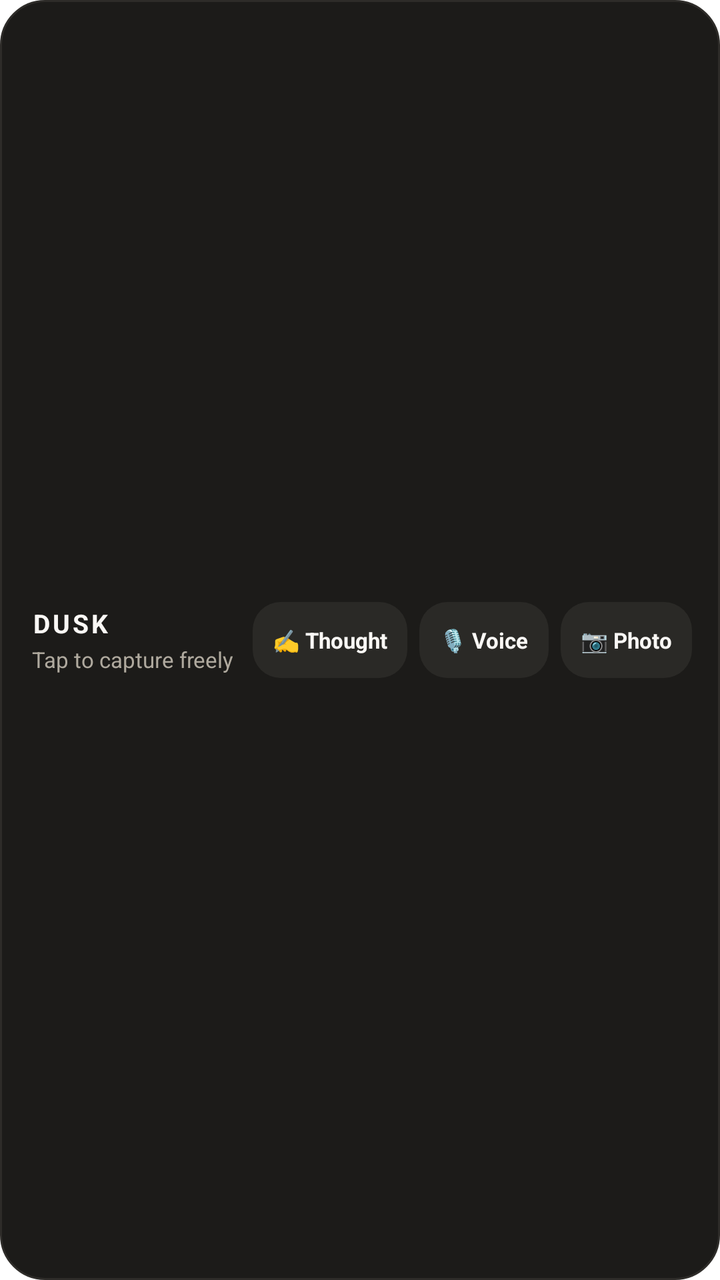
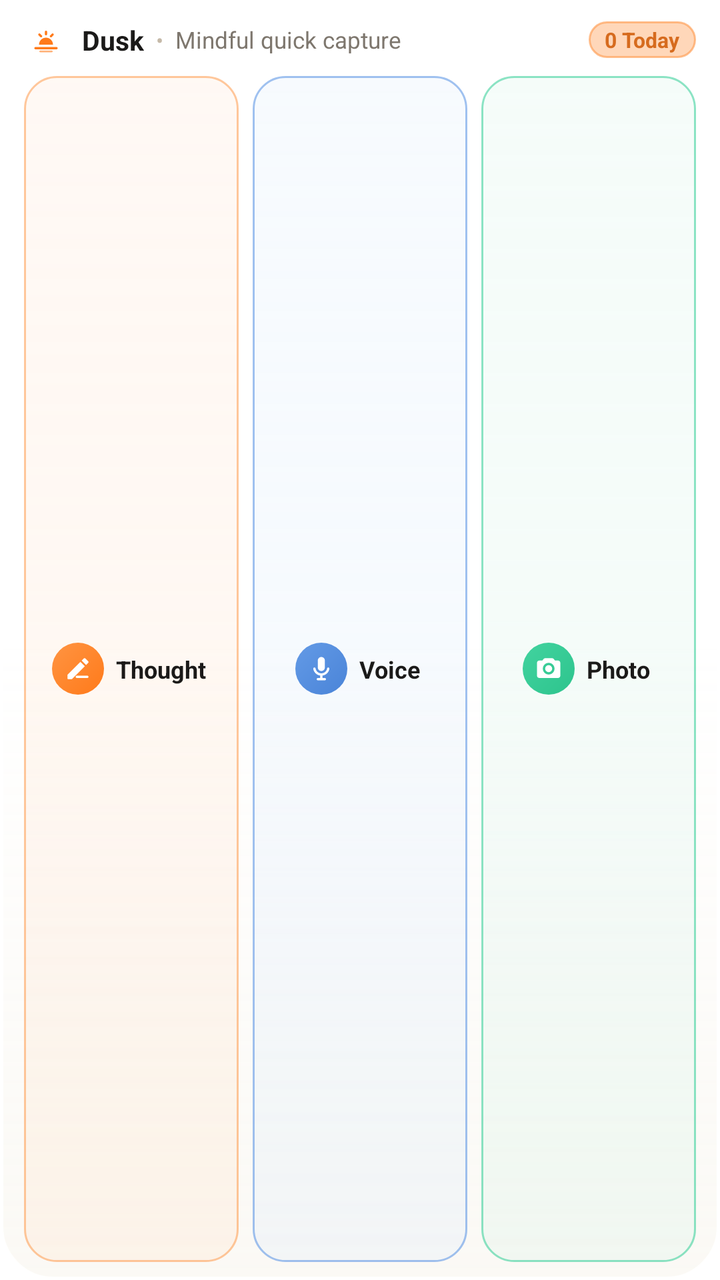

Compare the two renders of this Android layout. The source of the first and the diff that turns it into the second are given below.
<!-- AndroidManifest.xml: fallback theme Theme.MaterialComponents.DayNight.NoActionBar -->
<!-- res/layout/dusk_quick_capture_widget.xml -->
<?xml version="1.0" encoding="utf-8"?>
<LinearLayout xmlns:android="http://schemas.android.com/apk/res/android"
    android:id="@+id/widget_root"
    android:layout_width="match_parent"
    android:layout_height="match_parent"
    android:background="@drawable/widget_card_background"
    android:gravity="center_vertical"
    android:orientation="horizontal"
    android:paddingStart="16dp"
    android:paddingTop="10dp"
    android:paddingEnd="14dp"
    android:paddingBottom="10dp">

    
    <LinearLayout
        android:layout_width="0dp"
        android:layout_height="wrap_content"
        android:layout_weight="1"
        android:orientation="vertical">

        <TextView
            android:id="@+id/tv_widget_title"
            android:layout_width="wrap_content"
            android:layout_height="wrap_content"
            android:text="DUSK"
            android:textColor="#FAF8F5"
            android:textSize="13sp"
            android:textStyle="bold"
            android:letterSpacing="0.1" />

        <TextView
            android:id="@+id/tv_widget_cycle_status"
            android:layout_width="wrap_content"
            android:layout_height="wrap_content"
            android:layout_marginTop="2dp"
            android:ellipsize="end"
            android:maxLines="1"
            android:text="Tap to capture freely"
            android:textColor="#AFA99E"
            android:textSize="11sp" />
    </LinearLayout>

    
    <LinearLayout
        android:layout_width="wrap_content"
        android:layout_height="wrap_content"
        android:gravity="center_vertical"
        android:orientation="horizontal">

        
        <LinearLayout
            android:id="@+id/btn_widget_text"
            android:layout_width="wrap_content"
            android:layout_height="38dp"
            android:background="@drawable/widget_button_background"
            android:clickable="true"
            android:focusable="true"
            android:gravity="center"
            android:paddingStart="10dp"
            android:paddingEnd="10dp">

            <TextView
                android:layout_width="wrap_content"
                android:layout_height="wrap_content"
                android:text="✍️ Thought"
                android:textColor="#FAF8F5"
                android:textSize="11sp"
                android:textStyle="bold" />
        </LinearLayout>

        
        <LinearLayout
            android:id="@+id/btn_widget_voice"
            android:layout_width="wrap_content"
            android:layout_height="38dp"
            android:layout_marginStart="6dp"
            android:background="@drawable/widget_button_background"
            android:clickable="true"
            android:focusable="true"
            android:gravity="center"
            android:paddingStart="10dp"
            android:paddingEnd="10dp">

            <TextView
                android:layout_width="wrap_content"
                android:layout_height="wrap_content"
                android:text="🎙️ Voice"
                android:textColor="#FAF8F5"
                android:textSize="11sp"
                android:textStyle="bold" />
        </LinearLayout>

        
        <LinearLayout
            android:id="@+id/btn_widget_photo"
            android:layout_width="wrap_content"
            android:layout_height="38dp"
            android:layout_marginStart="6dp"
            android:background="@drawable/widget_button_background"
            android:clickable="true"
            android:focusable="true"
            android:gravity="center"
            android:paddingStart="10dp"
            android:paddingEnd="10dp">

            <TextView
                android:layout_width="wrap_content"
                android:layout_height="wrap_content"
                android:text="📷 Photo"
                android:textColor="#FAF8F5"
                android:textSize="11sp"
                android:textStyle="bold" />
        </LinearLayout>
    </LinearLayout>
</LinearLayout>
<!-- resources referenced by this layout -->
<resources>
  <!-- drawable widget_button_background (drawable) -->
  <?xml version="1.0" encoding="utf-8"?>
  <shape xmlns:android="http://schemas.android.com/apk/res/android"
      android:shape="rectangle">
      <solid android:color="#2A2926" />
      <corners android:radius="14dp" />
  </shape>
  <!-- drawable widget_card_background (drawable) -->
  <?xml version="1.0" encoding="utf-8"?>
  <shape xmlns:android="http://schemas.android.com/apk/res/android"
      android:shape="rectangle">
      <solid android:color="#1C1B19" />
      <corners android:radius="22dp" />
      <stroke
          android:width="1dp"
          android:color="#2E2C29" />
  </shape>
</resources>

<!-- the commit's change to res/layout/dusk_quick_capture_widget.xml (unified diff, before → after) -->
@@ -5,110 +5,223 @@
     android:layout_height="match_parent"
     android:background="@drawable/widget_card_background"
     android:gravity="center_vertical"
-    android:orientation="horizontal"
-    android:paddingStart="16dp"
-    android:paddingTop="10dp"
-    android:paddingEnd="14dp"
-    android:paddingBottom="10dp">
+    android:orientation="vertical"
+    android:paddingStart="12dp"
+    android:paddingTop="9dp"
+    android:paddingEnd="12dp"
+    android:paddingBottom="9dp">
 
     
     <LinearLayout
-        android:layout_width="0dp"
+        android:id="@+id/widget_header_row"
+        android:layout_width="match_parent"
         android:layout_height="wrap_content"
-        android:layout_weight="1"
-        android:orientation="vertical">
+        android:clickable="true"
+        android:focusable="true"
+        android:gravity="center_vertical"
+        android:orientation="horizontal">
+
+        <FrameLayout
+            android:layout_width="22dp"
+            android:layout_height="22dp"
+            android:background="@drawable/widget_brand_badge_bg">
+
+            <ImageView
+                android:layout_width="14dp"
+                android:layout_height="14dp"
+                android:layout_gravity="center"
+                android:contentDescription="Dusk"
+                android:src="@drawable/ic_widget_twilight" />
+        </FrameLayout>
 
         <TextView
             android:id="@+id/tv_widget_title"
             android:layout_width="wrap_content"
             android:layout_height="wrap_content"
-            android:text="DUSK"
-            android:textColor="#FAF8F5"
-            android:textSize="13sp"
-            android:textStyle="bold"
-            android:letterSpacing="0.1" />
+            android:layout_marginStart="7dp"
+            android:maxLines="1"
+            android:singleLine="true"
+            android:text="Dusk"
+            android:textColor="#1B1A19"
+            android:textSize="13.5sp"
+            android:textStyle="bold" />
+
+        <TextView
+            android:layout_width="wrap_content"
+            android:layout_height="wrap_content"
+            android:layout_marginStart="6dp"
+            android:layout_marginEnd="6dp"
+            android:maxLines="1"
+            android:singleLine="true"
+            android:text="•"
+            android:textColor="#C5B9A8"
+            android:textSize="11sp" />
 
         <TextView
             android:id="@+id/tv_widget_cycle_status"
+            android:layout_width="0dp"
+            android:layout_height="wrap_content"
+            android:layout_weight="1"
+            android:ellipsize="end"
+            android:maxLines="1"
+            android:singleLine="true"
+            android:text="Mindful quick capture"
+            android:textColor="#7E776E"
+            android:textSize="11.5sp" />
+
+        <TextView
+            android:id="@+id/tv_widget_today_badge"
             android:layout_width="wrap_content"
             android:layout_height="wrap_content"
-            android:layout_marginTop="2dp"
-            android:ellipsize="end"
-            android:maxLines="1"
-            android:text="Tap to capture freely"
-            android:textColor="#AFA99E"
-            android:textSize="11sp" />
+            android:layout_marginStart="6dp"
+            android:background="@drawable/widget_pill_peach_bg"
+            android:maxLines="1"
+            android:paddingStart="8dp"
+            android:paddingTop="2dp"
+            android:paddingEnd="8dp"
+            android:paddingBottom="2dp"
+            android:singleLine="true"
+            android:text="0 Today"
+            android:textColor="#D66B1E"
+            android:textSize="10.5sp"
+            android:textStyle="bold" />
     </LinearLayout>
 
     
     <LinearLayout
-        android:layout_width="wrap_content"
-        android:layout_height="wrap_content"
+        android:layout_width="match_parent"
+        android:layout_height="0dp"
+        android:layout_marginTop="7dp"
+        android:layout_weight="1"
         android:gravity="center_vertical"
+        android:minHeight="40dp"
         android:orientation="horizontal">
 
         
         <LinearLayout
             android:id="@+id/btn_widget_text"
-            android:layout_width="wrap_content"
-            android:layout_height="38dp"
-            android:background="@drawable/widget_button_background"
+            android:layout_width="0dp"
+            android:layout_height="match_parent"
+            android:layout_weight="1"
+            android:background="@drawable/widget_tile_thought_bg"
             android:clickable="true"
             android:focusable="true"
             android:gravity="center"
-            android:paddingStart="10dp"
-            android:paddingEnd="10dp">
+            android:minHeight="40dp"
+            android:orientation="horizontal"
+            android:paddingStart="6dp"
+            android:paddingEnd="8dp">
+
+            <FrameLayout
+                android:layout_width="26dp"
+                android:layout_height="26dp"
+                android:background="@drawable/widget_circle_thought_bg">
+
+                <ImageView
+                    android:layout_width="14dp"
+                    android:layout_height="14dp"
+                    android:layout_gravity="center"
+                    android:contentDescription="New Thought"
+                    android:src="@drawable/ic_widget_thought" />
+            </FrameLayout>
 
             <TextView
+                android:id="@+id/tv_btn_thought_label"
                 android:layout_width="wrap_content"
                 android:layout_height="wrap_content"
-                android:text="✍️ Thought"
-                android:textColor="#FAF8F5"
-                android:textSize="11sp"
+                android:layout_marginStart="6dp"
+                android:ellipsize="end"
+                android:maxLines="1"
+                android:singleLine="true"
+                android:text="Thought"
+                android:textColor="#1B1A19"
+                android:textSize="12sp"
                 android:textStyle="bold" />
         </LinearLayout>
 
         
         <LinearLayout
             android:id="@+id/btn_widget_voice"
-            android:layout_width="wrap_content"
-            android:layout_height="38dp"
-            android:layout_marginStart="6dp"
-            android:background="@drawable/widget_button_background"
+            android:layout_width="0dp"
+            android:layout_height="match_parent"
+            android:layout_marginStart="7dp"
+            android:layout_weight="1"
+            android:background="@drawable/widget_tile_voice_bg"
             android:clickable="true"
             android:focusable="true"
             android:gravity="center"
-            android:paddingStart="10dp"
-            android:paddingEnd="10dp">
+            android:minHeight="40dp"
+            android:orientation="horizontal"
+            android:paddingStart="6dp"
+            android:paddingEnd="8dp">
+
+            <FrameLayout
+                android:layout_width="26dp"
+                android:layout_height="26dp"
+                android:background="@drawable/widget_circle_voice_bg">
+
+                <ImageView
+                    android:layout_width="14dp"
+                    android:layout_height="14dp"
+                    android:layout_gravity="center"
+                    android:contentDescription="Voice Memo"
+                    android:src="@drawable/ic_widget_voice" />
+            </FrameLayout>
 
             <TextView
+                android:id="@+id/tv_btn_voice_label"
                 android:layout_width="wrap_content"
                 android:layout_height="wrap_content"
-                android:text="🎙️ Voice"
-                android:textColor="#FAF8F5"
-                android:textSize="11sp"
+                android:layout_marginStart="6dp"
+                android:ellipsize="end"
+                android:maxLines="1"
+                android:singleLine="true"
+                android:text="Voice"
+                android:textColor="#1B1A19"
+                android:textSize="12sp"
                 android:textStyle="bold" />
         </LinearLayout>
 
         
         <LinearLayout
             android:id="@+id/btn_widget_photo"
-            android:layout_width="wrap_content"
-            android:layout_height="38dp"
-            android:layout_marginStart="6dp"
-            android:background="@drawable/widget_button_background"
+            android:layout_width="0dp"
+            android:layout_height="match_parent"
+            android:layout_marginStart="7dp"
+            android:layout_weight="1"
+            android:background="@drawable/widget_tile_photo_bg"
             android:clickable="true"
             android:focusable="true"
             android:gravity="center"
-            android:paddingStart="10dp"
-            android:paddingEnd="10dp">
+            android:minHeight="40dp"
+            android:orientation="horizontal"
+            android:paddingStart="6dp"
+            android:paddingEnd="8dp">
+
+            <FrameLayout
+                android:layout_width="26dp"
+                android:layout_height="26dp"
+                android:background="@drawable/widget_circle_photo_bg">
+
+                <ImageView
+                    android:layout_width="14dp"
+                    android:layout_height="14dp"
+                    android:layout_gravity="center"
+                    android:contentDescription="Photo Moment"
+                    android:src="@drawable/ic_widget_photo" />
+            </FrameLayout>
 
             <TextView
+                android:id="@+id/tv_btn_photo_label"
                 android:layout_width="wrap_content"
                 android:layout_height="wrap_content"
-                android:text="📷 Photo"
-                android:textColor="#FAF8F5"
-                android:textSize="11sp"
+                android:layout_marginStart="6dp"
+                android:ellipsize="end"
+                android:maxLines="1"
+                android:singleLine="true"
+                android:text="Photo"
+                android:textColor="#1B1A19"
+                android:textSize="12sp"
                 android:textStyle="bold" />
         </LinearLayout>
     </LinearLayout>
<!-- resource entries referenced after the edit -->
@@ -1,21 +1,117 @@
 <!-- resources referenced by this layout -->
 <resources>
-  <!-- drawable widget_button_background (drawable) -->
+  <!-- drawable widget_brand_badge_bg (drawable) -->
   <?xml version="1.0" encoding="utf-8"?>
   <shape xmlns:android="http://schemas.android.com/apk/res/android"
-      android:shape="rectangle">
-      <solid android:color="#2A2926" />
-      <corners android:radius="14dp" />
+      android:shape="oval">
+      
+      <solid android:color="#99FFFFFF" />
+      <stroke
+          android:width="1dp"
+          android:color="#E6FFFFFF" />
   </shape>
   <!-- drawable widget_card_background (drawable) -->
   <?xml version="1.0" encoding="utf-8"?>
   <shape xmlns:android="http://schemas.android.com/apk/res/android"
       android:shape="rectangle">
-      <solid android:color="#1C1B19" />
-      <corners android:radius="22dp" />
+      
+      <gradient
+          android:angle="270"
+          android:startColor="#E6FFFFFF"
+          android:centerColor="#B8FFFFFF"
+          android:endColor="#99F8F5EE"
+          android:type="linear" />
+      <corners android:radius="26dp" />
+      
+      <stroke
+          android:width="1.5dp"
+          android:color="#F2FFFFFF" />
+  </shape>
+  <!-- drawable widget_circle_photo_bg (drawable) -->
+  <?xml version="1.0" encoding="utf-8"?>
+  <shape xmlns:android="http://schemas.android.com/apk/res/android"
+      android:shape="oval">
+      <gradient
+          android:angle="315"
+          android:startColor="#42D39F"
+          android:endColor="#2DC48D"
+          android:type="linear" />
+  </shape>
+  <!-- drawable widget_circle_thought_bg (drawable) -->
+  <?xml version="1.0" encoding="utf-8"?>
+  <shape xmlns:android="http://schemas.android.com/apk/res/android"
+      android:shape="oval">
+      <gradient
+          android:angle="315"
+          android:startColor="#FF9442"
+          android:endColor="#FF7A1A"
+          android:type="linear" />
+  </shape>
+  <!-- drawable widget_circle_voice_bg (drawable) -->
+  <?xml version="1.0" encoding="utf-8"?>
+  <shape xmlns:android="http://schemas.android.com/apk/res/android"
+      android:shape="oval">
+      <gradient
+          android:angle="315"
+          android:startColor="#639AE6"
+          android:endColor="#4A84D8"
+          android:type="linear" />
+  </shape>
+  <!-- drawable widget_pill_peach_bg (drawable) -->
+  <?xml version="1.0" encoding="utf-8"?>
+  <shape xmlns:android="http://schemas.android.com/apk/res/android"
+      android:shape="rectangle">
+      
+      <solid android:color="#4DFF7A1A" />
+      <corners android:radius="20dp" />
       <stroke
           android:width="1dp"
-          android:color="#2E2C29" />
+          android:color="#99FF9646" />
+  </shape>
+  <!-- drawable widget_tile_photo_bg (drawable) -->
+  <?xml version="1.0" encoding="utf-8"?>
+  <shape xmlns:android="http://schemas.android.com/apk/res/android"
+      android:shape="rectangle">
+      
+      <gradient
+          android:angle="270"
+          android:startColor="#59E4F7EF"
+          android:endColor="#33C9EFE0"
+          android:type="linear" />
+      <corners android:radius="16dp" />
+      <stroke
+          android:width="1dp"
+          android:color="#9942D39F" />
+  </shape>
+  <!-- drawable widget_tile_thought_bg (drawable) -->
+  <?xml version="1.0" encoding="utf-8"?>
+  <shape xmlns:android="http://schemas.android.com/apk/res/android"
+      android:shape="rectangle">
+      
+      <gradient
+          android:angle="270"
+          android:startColor="#59FFEDE0"
+          android:endColor="#33FFD9B8"
+          android:type="linear" />
+      <corners android:radius="16dp" />
+      <stroke
+          android:width="1dp"
+          android:color="#99FFA35C" />
+  </shape>
+  <!-- drawable widget_tile_voice_bg (drawable) -->
+  <?xml version="1.0" encoding="utf-8"?>
+  <shape xmlns:android="http://schemas.android.com/apk/res/android"
+      android:shape="rectangle">
+      
+      <gradient
+          android:angle="270"
+          android:startColor="#59E8F2FC"
+          android:endColor="#33D0E4FA"
+          android:type="linear" />
+      <corners android:radius="16dp" />
+      <stroke
+          android:width="1dp"
+          android:color="#99639AE6" />
   </shape>
 </resources>
 
